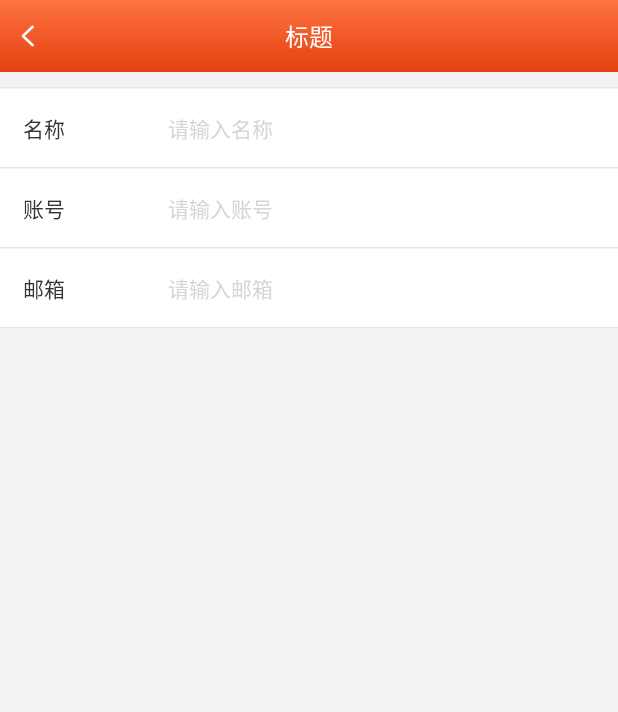
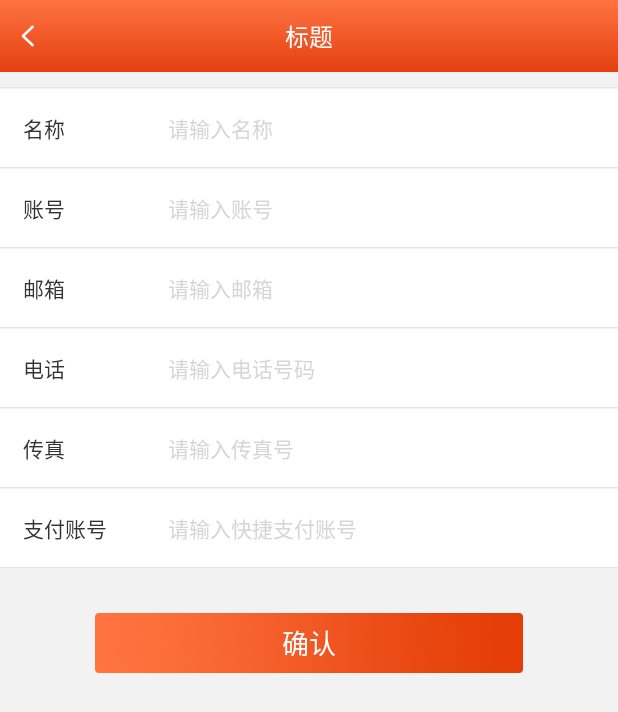
Before and after one commit to chenyx886/busilinq, an Android app: the layout activity_user_info.xml on its own in the app's theme, with its tools: preview values and no code run, on a phone screen of 412 x 824 dp. Shown: the top 712 px of the screen. Run offline under Robolectric (Android 15) with nearby library versions, the phone set to English and light mode, and no system bars.

Commit message:
修改用户资料界面

```diff
--- a/app/src/main/res/layout/activity_user_info.xml
+++ b/app/src/main/res/layout/activity_user_info.xml
@@ -63,5 +63,63 @@
 
     <View style="@style/line_diliver" />
 
+    <LinearLayout style="@style/userLinearLayoutStyle">
+
+        <TextView
+            style="@style/userTextViewStyle"
+            android:text="@string/user_tell" />
+
+
+        <EditText
+            android:id="@+id/et_user_tell"
+            style="@style/userEditTextStyle"
+            android:hint="@string/input_user_tell"
+            />
+
+    </LinearLayout>
+
+    <View style="@style/line_diliver" />
+
+    <LinearLayout style="@style/userLinearLayoutStyle">
+
+        <TextView
+            style="@style/userTextViewStyle"
+            android:text="@string/user_fax" />
+
+
+        <EditText
+            android:id="@+id/et_user_fax"
+            style="@style/userEditTextStyle"
+            android:hint="@string/input_user_fax"
+            />
+
+    </LinearLayout>
+
+    <View style="@style/line_diliver" />
+
+    <LinearLayout style="@style/userLinearLayoutStyle">
+
+        <TextView
+            style="@style/userTextViewStyle"
+            android:text="@string/user_payment" />
+
+
+        <EditText
+            android:id="@+id/et_user_payment"
+            style="@style/userEditTextStyle"
+            android:hint="@string/input_user_payment"
+            />
+
+    </LinearLayout>
+
+    <View style="@style/line_diliver" />
+
+    <Button
+        android:id="@+id/user_info_btn_confirm"
+        style="@style/buttonStyle"
+        android:text="@string/confirm"
+        />
+
+
 
 </LinearLayout>
--- a/app/src/main/res/values/strings.xml
+++ b/app/src/main/res/values/strings.xml
@@ -46,4 +46,10 @@
     <string name="input_user_account">请输入账号</string>
     <string name="user_email">邮箱</string>
     <string name="input_user_email">请输入邮箱</string>
+    <string name="user_tell">电话</string>
+    <string name="input_user_tell">请输入电话号码</string>
+    <string name="user_fax">传真</string>
+    <string name="input_user_fax">请输入传真号</string>
+    <string name="user_payment">支付账号</string>
+    <string name="input_user_payment">请输入快捷支付账号</string>
 </resources>
```
